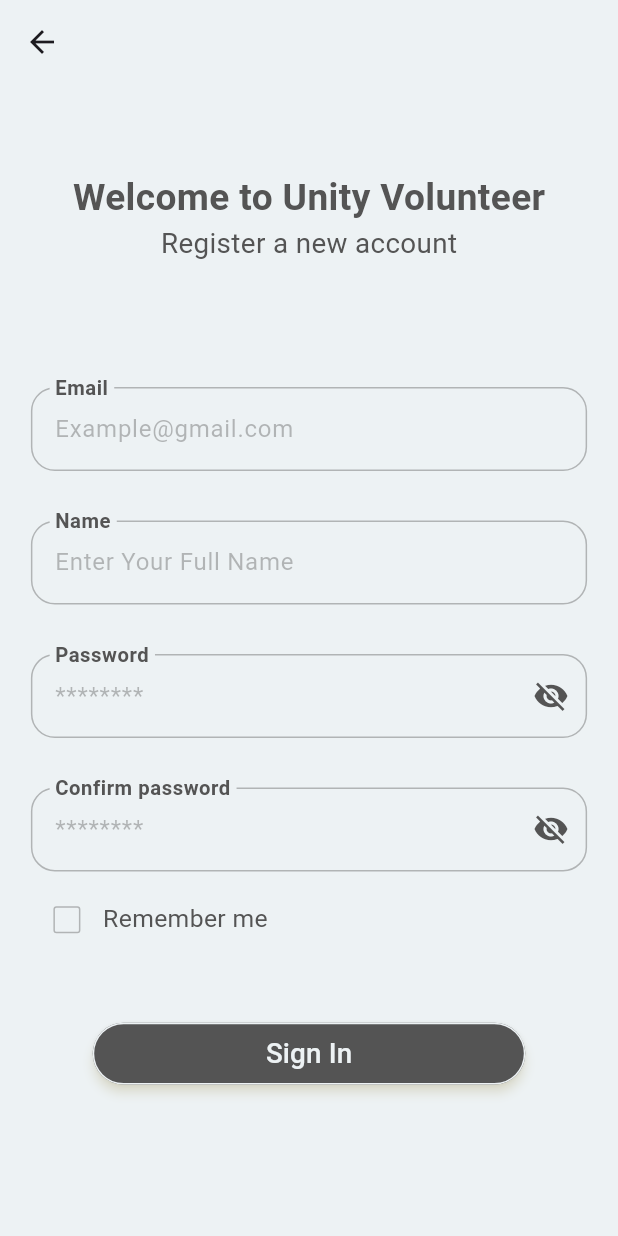
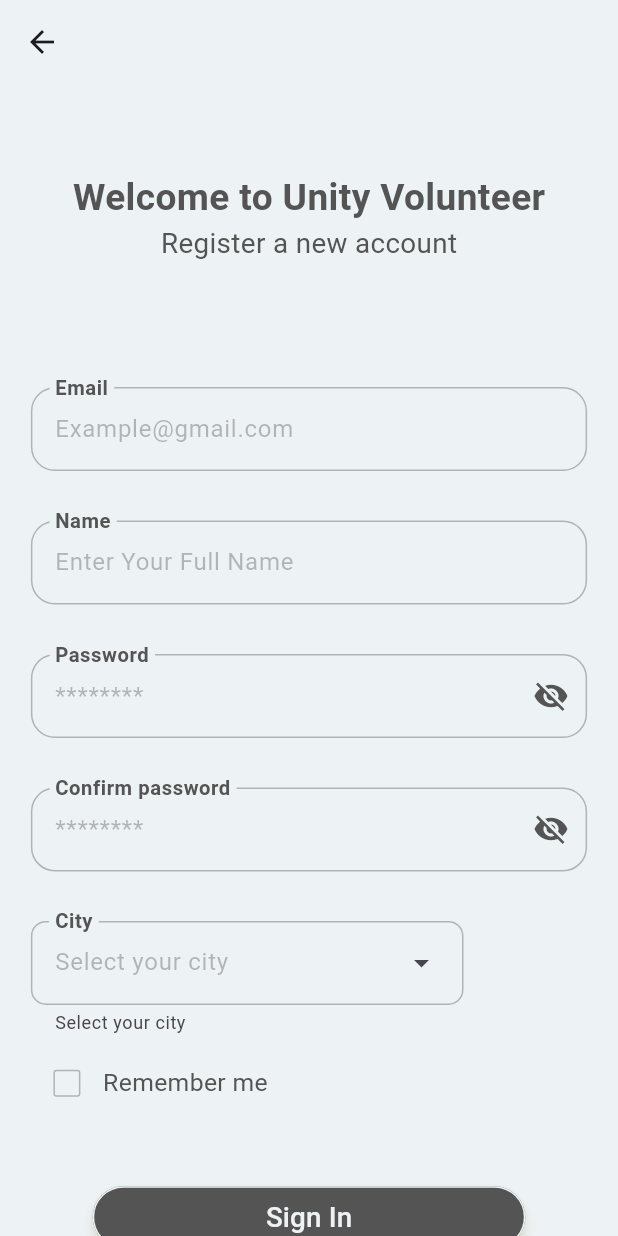
Before and after one commit to Raferane/mafe, a Flutter app: the RegisterScreen screen opened by its route, on a phone screen of 412 x 824 dp. Run offline on Flutter 3.47's test engine with Material 3 defaults, Android fonts, the phone set to English and light mode, and no system bars; our stand-ins replace carousel_slider, cloud_firestore, firebase_auth, firebase_core, get, google_sign_in and 1 more; accounts and stored records are empty.

Commit message:
fix edit profile with edits on user model

```diff
--- /dev/null
+++ b/lib/Views/register/components/z_drop_down_menu.dart
@@ -0,0 +1,66 @@
+import 'package:flutter/material.dart';
+
+class ZDropDownMenu extends StatelessWidget {
+  const ZDropDownMenu({
+    super.key,
+    required this.width,
+    required this.registerCityController,
+    required this.height,
+  });
+
+  final double width;
+  final TextEditingController registerCityController;
+  final double height;
+
+  @override
+  Widget build(BuildContext context) {
+    return DropdownMenu(
+      hintText: 'Select your city',
+      helperText: 'Select your city',
+      label: Text('City'),
+      width: width * 0.7,
+      onSelected: (value) {
+        registerCityController.text = value ?? '';
+      },
+      menuStyle: MenuStyle(
+        backgroundColor: WidgetStateProperty.all(Color(0xffedf2f4)),
+        shape: WidgetStateProperty.all(
+          RoundedRectangleBorder(borderRadius: BorderRadius.circular(10)),
+        ),
+        padding: WidgetStateProperty.all(EdgeInsets.symmetric(horizontal: 10)),
+        shadowColor: WidgetStateProperty.all(Color(0xff545454).withAlpha(100)),
+        elevation: WidgetStateProperty.all(10),
+        alignment: Alignment.centerLeft,
+        fixedSize: WidgetStateProperty.all(Size(width * 0.7, height * 0.2)),
+      ),
+      inputDecorationTheme: InputDecorationTheme(
+        border: OutlineInputBorder(borderRadius: BorderRadius.circular(10)),
+        enabledBorder: OutlineInputBorder(
+          borderRadius: BorderRadius.circular(10),
+          borderSide: BorderSide(color: Color(0xff545454).withAlpha(100)),
+        ),
+        floatingLabelBehavior: FloatingLabelBehavior.always,
+        labelStyle: TextStyle(
+          fontWeight: FontWeight.w700,
+          color: Color(0xff545454),
+          fontSize: 18,
+        ),
+        hintStyle: TextStyle(color: Color(0xff545454).withAlpha(100)),
+      ),
+      dropdownMenuEntries: [
+        DropdownMenuEntry(value: 'Auckland', label: 'Auckland'),
+        DropdownMenuEntry(value: 'Christchurch', label: 'Christchurch'),
+        DropdownMenuEntry(value: 'Wellington', label: 'Wellington'),
+        DropdownMenuEntry(value: 'Hamilton', label: 'Hamilton'),
+        DropdownMenuEntry(value: 'Tauranga', label: 'Tauranga'),
+        DropdownMenuEntry(value: 'Napier-Hastings', label: 'Napier-Hastings'),
+        DropdownMenuEntry(value: 'Nelson', label: 'Nelson'),
+        DropdownMenuEntry(value: 'Palmerston North', label: 'Palmerston North'),
+        DropdownMenuEntry(value: 'Rotorua', label: 'Rotorua'),
+        DropdownMenuEntry(value: 'Whangarei', label: 'Whangarei'),
+        DropdownMenuEntry(value: 'Invercargill', label: 'Invercargill'),
+        DropdownMenuEntry(value: 'Dunedin', label: 'Dunedin'),
+      ],
+    );
+  }
+}
--- a/lib/Views/register/register_screen.dart
+++ b/lib/Views/register/register_screen.dart
@@ -2,6 +2,7 @@ import 'package:flutter/material.dart';
 import 'package:get/get.dart';
 import 'package:unity_project/Views/Welcome/components/z_sign_up_button.dart';
 import 'package:unity_project/Views/register/components/display_name_text_field.dart';
+import 'package:unity_project/Views/register/components/z_drop_down_menu.dart';
 import 'package:unity_project/models/utility/Components/z_confirm_password_field.dart';
 import 'package:unity_project/models/utility/Components/z_email_text_form_field.dart';
 import 'package:unity_project/models/utility/Components/z_password_text_form_field.dart';
@@ -21,12 +22,16 @@ class _RegisterScreenState extends State<RegisterScreen> {
   final registerPasswordController = TextEditingController();
   final registerConfirmPasswordController = TextEditingController();
   final registerDisplayNameController = TextEditingController();
+  final registerCityController = TextEditingController();
   final registerFormKey = GlobalKey<FormState>();
 
   @override
   void dispose() {
     registerEmailController.dispose();
     registerPasswordController.dispose();
+    registerConfirmPasswordController.dispose();
+    registerDisplayNameController.dispose();
+    registerCityController.dispose();
     registerFormKey.currentState?.dispose();
     super.dispose();
   }
@@ -89,6 +94,15 @@ class _RegisterScreenState extends State<RegisterScreen> {
                     controller: controller,
                     registerPasswordController: registerPasswordController,
                   ),
+                  SizedBox(height: height * 0.04),
+                  Align(
+                    alignment: Alignment.centerLeft,
+                    child: ZDropDownMenu(
+                      width: width,
+                      registerCityController: registerCityController,
+                      height: height,
+                    ),
+                  ),
                   SizedBox(height: height * 0.01),
                   Row(
                     mainAxisAlignment: MainAxisAlignment.start,
@@ -128,6 +142,8 @@ class _RegisterScreenState extends State<RegisterScreen> {
                         controller.register(
                           registerEmailController.text,
                           registerPasswordController.text,
+                          registerCityController.text,
+                          registerDisplayNameController.text,
                         );
                       }
                     },
--- a/lib/main.dart
+++ b/lib/main.dart
@@ -8,8 +8,8 @@ import 'package:unity_project/routes/pages.dart';
 void main() async {
   WidgetsFlutterBinding.ensureInitialized();
   await Firebase.initializeApp();
-  Get.put(AppService(), permanent: true);
-
+  final appService = Get.put(AppService(), permanent: true);
+  await appService.restoreUser();
   runApp(const MyApp());
 }
 
--- a/lib/models/user/app_user.dart
+++ b/lib/models/user/app_user.dart
@@ -4,15 +4,19 @@ class AppUser {
   final String uid;
   final String email;
   final String? displayName;
+  final String city;
   final bool isAdmin;
   final DateTime createdAt;
+  final bool isGoogle;
 
   AppUser({
+    required this.city,
     required this.uid,
     required this.email,
     this.displayName,
     required this.isAdmin,
     required this.createdAt,
+    required this.isGoogle,
   });
 
   factory AppUser.fromFirestore(
@@ -24,8 +28,10 @@ class AppUser {
       uid: data?['uid'],
       email: data?['email'],
       displayName: data?['displayName'],
+      city: data?['city'],
       isAdmin: data?['isAdmin'] ?? false,
       createdAt: (data?['createdAt'] as Timestamp).toDate(),
+      isGoogle: data?['isGoogle'] ?? false,
     );
   }
 
@@ -34,8 +40,10 @@ class AppUser {
       'uid': uid,
       'email': email,
       if (displayName != null) 'displayName': displayName,
+      'city': city,
       'isAdmin': isAdmin,
       'createdAt': createdAt,
+      'isGoogle': isGoogle,
     };
   }
 }
--- a/pubspec.yaml
+++ b/pubspec.yaml
@@ -66,9 +66,13 @@ flutter:
 
   # To add assets to your application, add an assets section, like this:
   assets:
-    - assets/unity_volunteer.png
     - assets/unity_volunteer_logo_noBackground.png
     - assets/unity_volunteer_logo_background.png
+    - assets/connect_carousel_slider.png
+    - assets/grow_carousel_slider.png
+    - assets/impact_carousel_slider.png
+    - assets/support_carousel_slider.png
+    - assets/give_carousel_slider.png
     - assets/google_icon.png
   #   - images/a_dot_ham.jpeg
 
```
Also changed, not shown: lib/Views/Bottom_screens/profile/components/z_edit_text_field.dart (added, +48 -0 lines), lib/Views/Bottom_screens/profile/edit_profile_screen.dart (added, +119 -0 lines), lib/Views/Bottom_screens/profile/profile_screen.dart (+8 -1 lines), lib/Views/home_screen.dart (+16 -35 lines), lib/controllers/auth_controllers.dart (+17 -4 lines), lib/models/events/events_model.dart (added, +51 -0 lines), lib/models/services/app_service.dart (+56 -1 lines), assets/connect_carousel_slider.png (added), assets/give_carousel_slider.png (added), assets/grow_carousel_slider.png (added), assets/impact_carousel_slider.png (added), assets/support_carousel_slider.png (added), assets/unity_volunteer.png (deleted).
